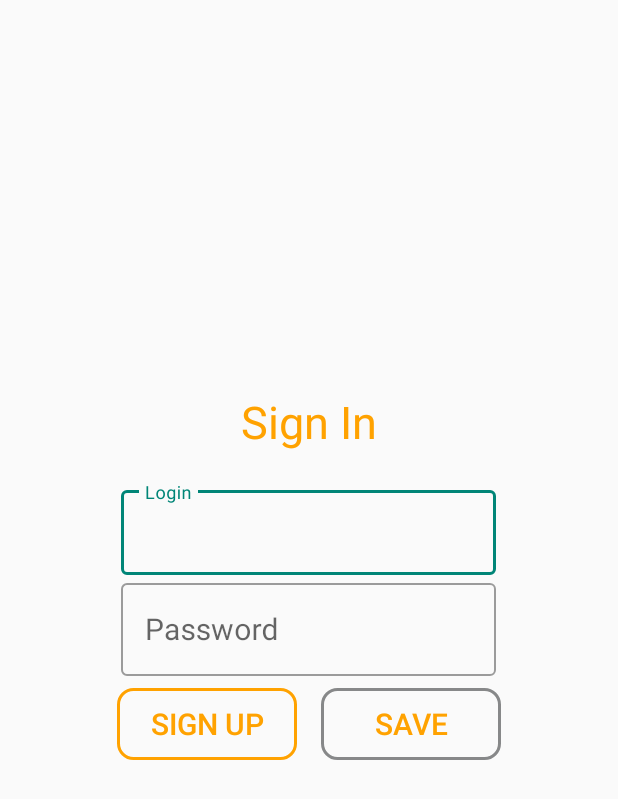
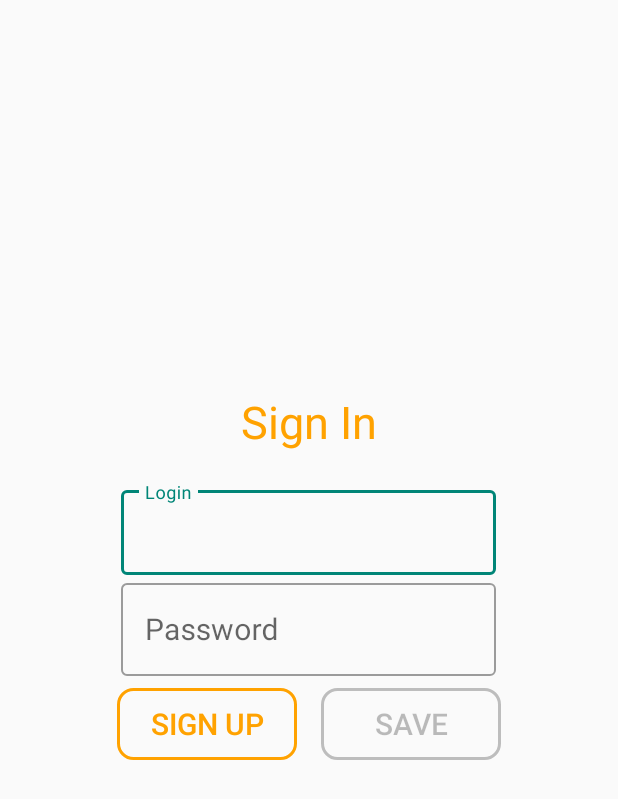
Before and after one commit to MuhammadjonDeveloper/My-Qiwi, an Android app: the LoginActivity screen opened directly, with no data from a screen before it, on a phone screen of 412 x 824 dp. Shown: the top 799 px of the screen. Run offline under Robolectric (Android 15) with nearby library versions, the phone set to English and light mode, and no system bars; our stand-ins replace RxJava.

Commit message:
finishby
Signed-off-by: MuhammadjonDeveloper <muhammadjondeveloper@gmail.com>

```diff
--- a/app/src/main/java/com/example/muhammadjon/myproject/activities/LoginActivity.java
+++ b/app/src/main/java/com/example/muhammadjon/myproject/activities/LoginActivity.java
@@ -135,7 +135,7 @@ public class LoginActivity extends AppCompatActivity implements View.OnClickList
             btn_save.setEnabled(true);
             btn_save.setTextColor(ContextCompat.getColor(getApplicationContext(), R.color.colorYellow));
         }else{
-            btn_save.setTextColor(ContextCompat.getColor(getApplicationContext(), R.color.colorDarkGray));
+            btn_save.setTextColor(ContextCompat.getColor(getApplicationContext(), R.color.divider_color));
             btn_save.setEnabled(false);
         }
     }
--- a/app/src/main/java/com/example/muhammadjon/myproject/activities/RegistrActivity.java
+++ b/app/src/main/java/com/example/muhammadjon/myproject/activities/RegistrActivity.java
@@ -135,7 +135,7 @@ public class RegistrActivity extends AppCompatActivity implements View.OnClickLi
             buttonsave.setTextColor(ContextCompat.getColor(getApplicationContext(),R.color.colorYellow));
 
         }else{
-            buttonsave.setTextColor(ContextCompat.getColor(getApplicationContext(),R.color.colorDarkGray));
+            buttonsave.setTextColor(ContextCompat.getColor(getApplicationContext(),R.color.divider_color));
             buttonsave.setEnabled(false);
         }
     }
--- a/app/src/main/res/drawable-xxxhdpi/btn_sign.xml
+++ b/app/src/main/res/drawable-xxxhdpi/btn_sign.xml
@@ -14,7 +14,7 @@
             <corners android:radius="10dp" />
             <size android:width="120dp" android:height="40dp" />
 
-            <stroke android:width="2dp" android:color="@color/colorDarkGray" />
+            <stroke android:width="2dp" android:color="@color/divider_color" />
         </shape>
     </item>
 </selector>
--- a/app/src/main/res/layout/activity_login.xml
+++ b/app/src/main/res/layout/activity_login.xml
@@ -35,7 +35,6 @@
             android:layout_width="250dp"
             android:layout_height="wrap_content"
             android:hint="Password"
-            android:textColorHint="@color/colorYellow"
             android:textSize="20sp" />
     </android.support.design.widget.TextInputLayout>
 
@@ -66,7 +65,6 @@
             android:background="@drawable/btn_sign"
             android:gravity="center"
             android:text=" Save "
-            android:textColor="@color/colorYellow"
             android:textSize="20sp" />
     </LinearLayout>
 
```
